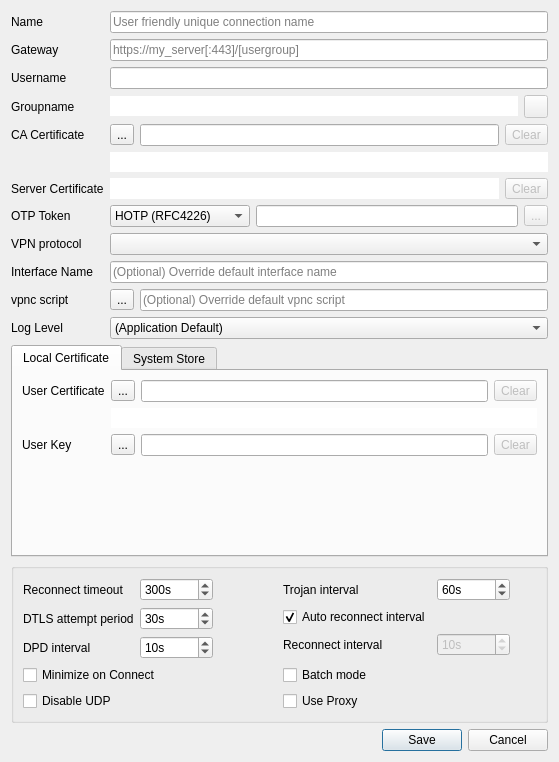
Old version of the form src/dialog/editdialog.ui in the repository maxsky/openconnect-gui.
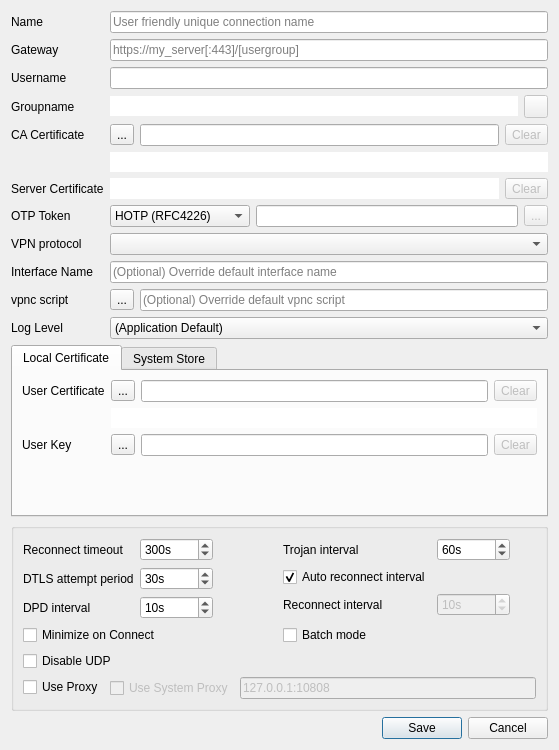
New version of the form. Icons and pictures are not drawn.

Commit message:
Add proxy configuration to profile editor
Also adds .gitignore rules for build artifacts and external libraries.

The edit to the form file:
```diff
--- a/src/dialog/editdialog.ui
+++ b/src/dialog/editdialog.ui
@@ -10,7 +10,7 @@
     <x>0</x>
     <y>0</y>
     <width>559</width>
-    <height>762</height>
+    <height>750</height>
    </rect>
   </property>
   <property name="windowTitle">
@@ -711,13 +711,10 @@
       </item>
       <item>
        <layout class="QGridLayout" name="gridLayout">
-        <item row="0" column="0">
-         <widget class="QCheckBox" name="minimizeBox">
-          <property name="toolTip">
-           <string>Enable this to automatically minimize after connection</string>
-          </property>
+        <item row="1" column="0">
+         <widget class="QCheckBox" name="disableUdpBox">
           <property name="text">
-           <string>Minimize on Connect</string>
+           <string>Disable UDP</string>
           </property>
          </widget>
         </item>
@@ -731,25 +728,69 @@
           </property>
          </widget>
         </item>
-        <item row="1" column="0">
-         <widget class="QCheckBox" name="disableUdpBox">
-          <property name="text">
-           <string>Disable UDP</string>
-          </property>
-         </widget>
-        </item>
-        <item row="1" column="1">
-         <widget class="QCheckBox" name="useProxyBox">
+        <item row="0" column="0">
+         <widget class="QCheckBox" name="minimizeBox">
           <property name="toolTip">
-           <string>Enable this to use the system's default proxy settings for this server</string>
+           <string>Enable this to automatically minimize after connection</string>
           </property>
           <property name="text">
-           <string>Use Proxy</string>
+           <string>Minimize on Connect</string>
           </property>
          </widget>
         </item>
        </layout>
       </item>
+      <item>
+       <layout class="QVBoxLayout" name="verticalLayout_5">
+        <item>
+         <layout class="QFormLayout" name="formLayout">
+          <item row="0" column="0">
+           <widget class="QCheckBox" name="useProxyBox">
+            <property name="toolTip">
+             <string>Enable this to use proxy</string>
+            </property>
+            <property name="text">
+             <string>Use Proxy</string>
+            </property>
+           </widget>
+          </item>
+          <item row="0" column="1">
+           <layout class="QHBoxLayout" name="horizontalLayout_3">
+            <item>
+             <widget class="QCheckBox" name="useSystemProxyBox">
+              <property name="enabled">
+               <bool>false</bool>
+              </property>
+              <property name="toolTip">
+               <string>Enable this to use the system's default proxy settings for this server</string>
+              </property>
+              <property name="text">
+               <string>Use System Proxy</string>
+              </property>
+              <property name="checked">
+               <bool>false</bool>
+              </property>
+             </widget>
+            </item>
+            <item>
+             <widget class="QLineEdit" name="proxyAddressPortEdit">
+              <property name="enabled">
+               <bool>false</bool>
+              </property>
+              <property name="text">
+               <string>127.0.0.1:10808</string>
+              </property>
+              <property name="placeholderText">
+               <string>Proxy address:port</string>
+              </property>
+             </widget>
+            </item>
+           </layout>
+          </item>
+         </layout>
+        </item>
+       </layout>
+      </item>
      </layout>
     </widget>
    </item>
```
Left out of the diff: 57 changed lines with no effect on the pictures. The commit also changes 5 other files.
